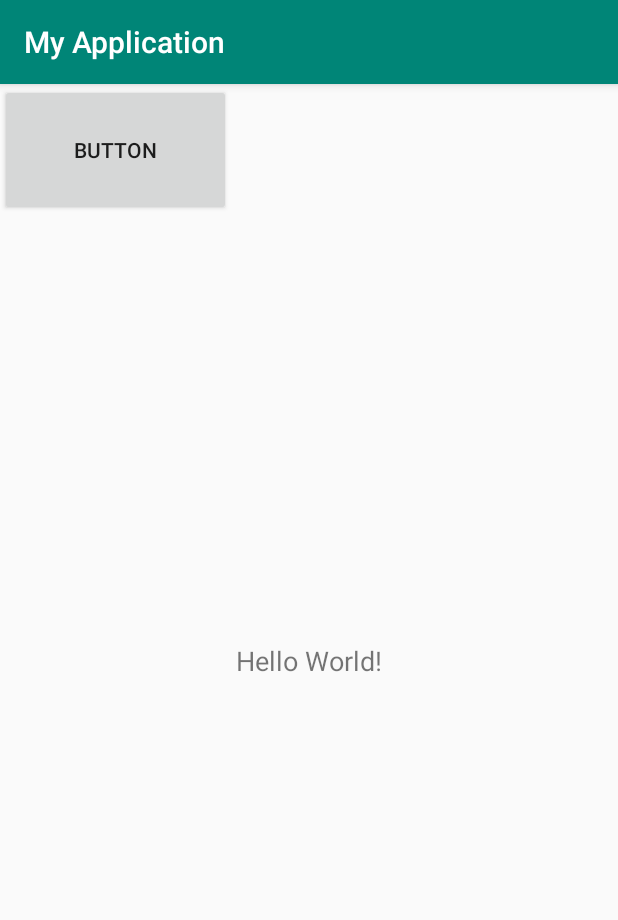
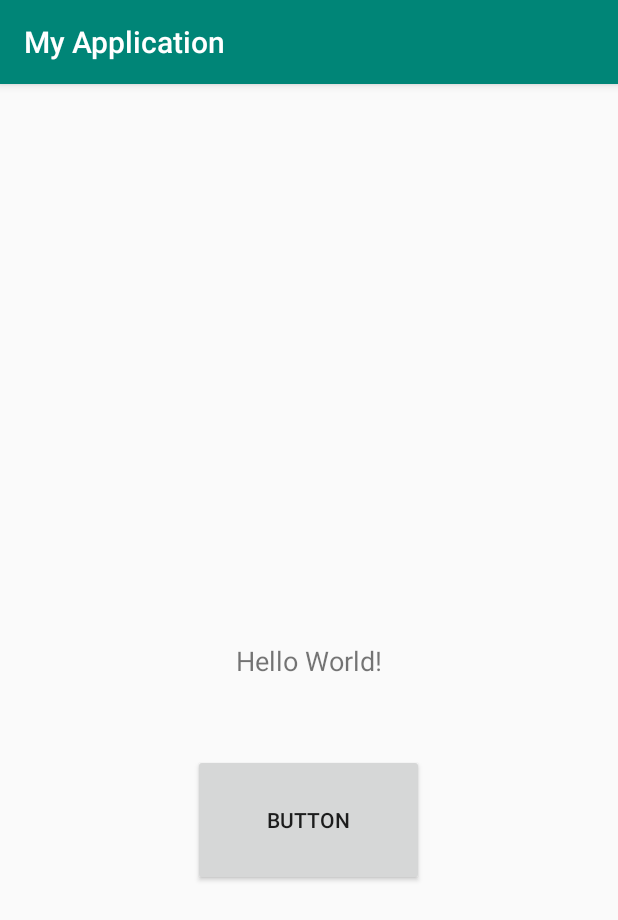
Before and after one commit to cadenorm/DropItLikeItsHot, an Android app: the screen it shows after launch (MainActivity), on a phone screen of 412 x 824 dp. Shown: the top 920 px of the screen. Run offline under Robolectric (Android 15) with nearby library versions, the phone set to English and light mode, and no system bars.

Commit message:
Update activity_main.xml

```diff
--- a/Project/app/src/main/res/layout/activity_main.xml
+++ b/Project/app/src/main/res/layout/activity_main.xml
@@ -21,8 +21,16 @@
         android:id="@+id/button"
         android:layout_width="154dp"
         android:layout_height="88dp"
+        android:layout_marginStart="128dp"
+        android:layout_marginLeft="128dp"
+        android:layout_marginTop="41dp"
+        android:layout_marginEnd="129dp"
+        android:layout_marginRight="129dp"
+        android:layout_marginBottom="224dp"
         android:text="Button"
-        tools:layout_editor_absoluteX="128dp"
-        tools:layout_editor_absoluteY="419dp" />
+        app:layout_constraintBottom_toBottomOf="parent"
+        app:layout_constraintEnd_toEndOf="parent"
+        app:layout_constraintStart_toStartOf="parent"
+        app:layout_constraintTop_toBottomOf="@+id/displayText" />
 
 </androidx.constraintlayout.widget.ConstraintLayout>
```
